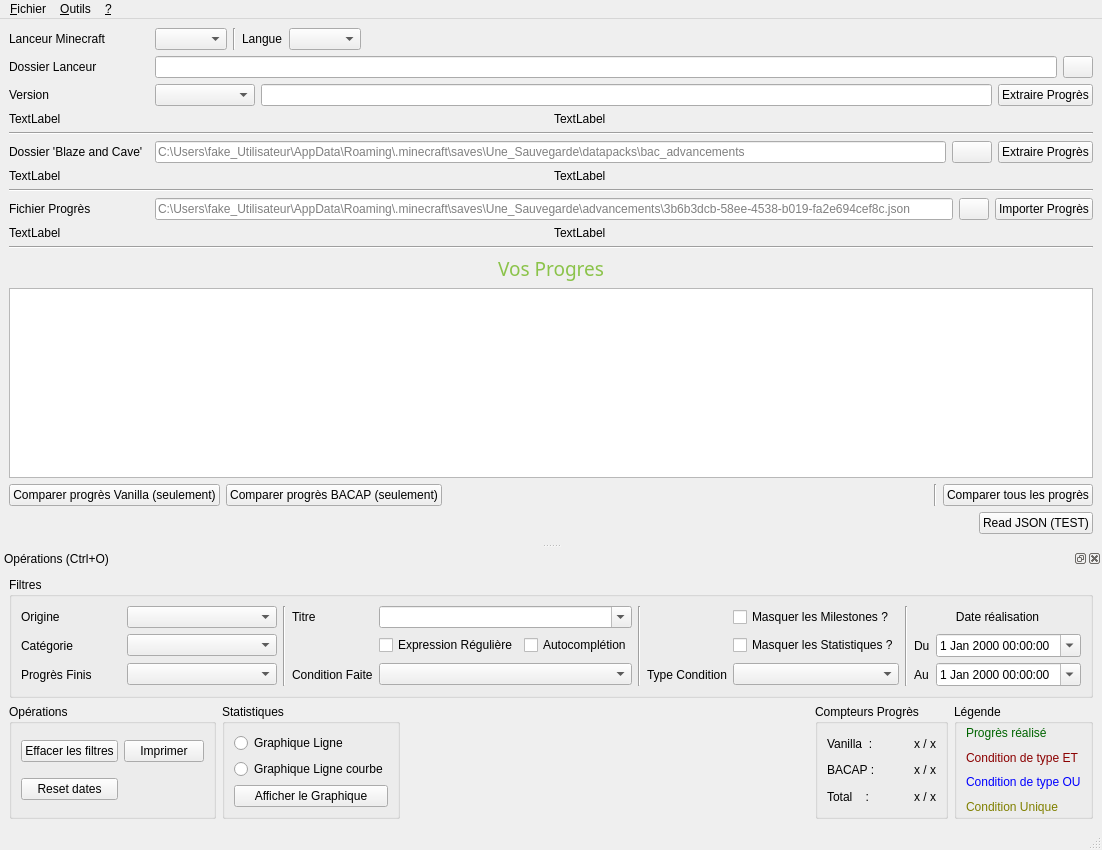
The window that Minecraft_Advancements/frm_principale.ui (Chucky2401/Minecraft-Advancements) describes before a commit, drawn with Qt 5.
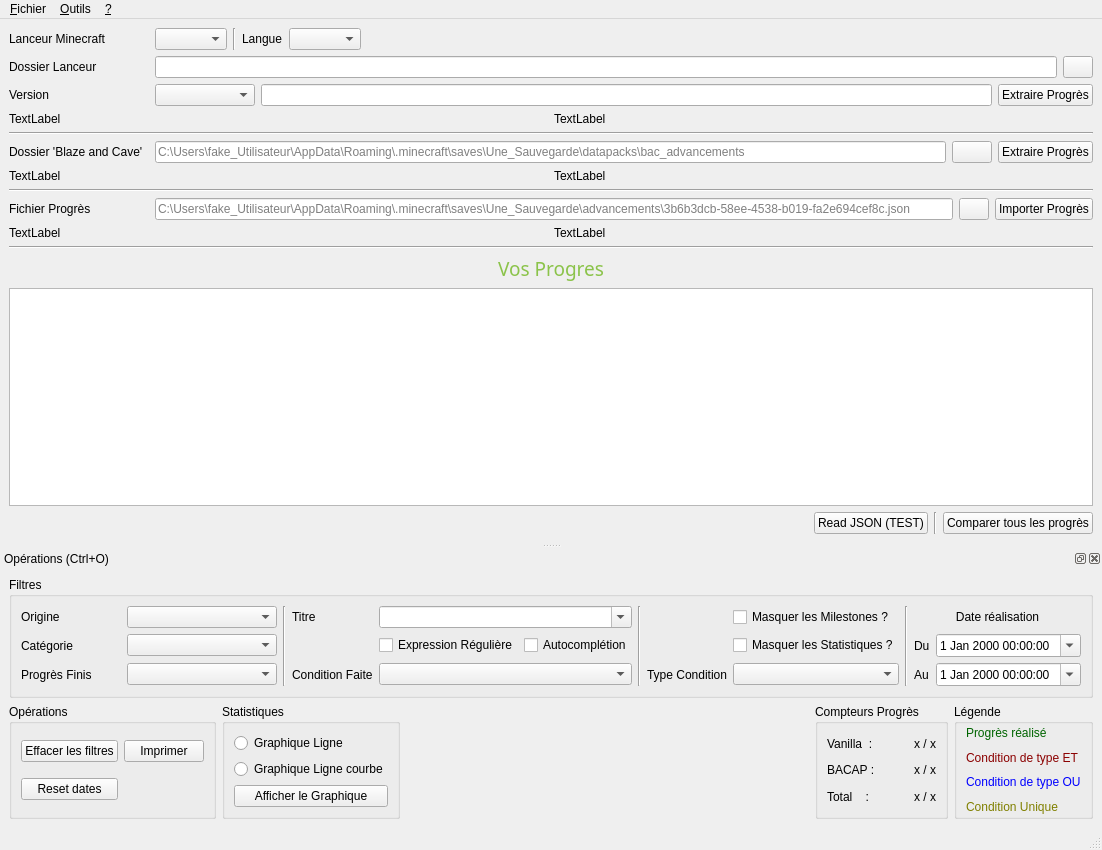
The same window after the commit. Icons and pictures are not drawn.

Commit message:
Chargement progrès
Tous les progrès sont affichés dès le départ

```diff
--- a/Minecraft_Advancements/frm_principale.ui
+++ b/Minecraft_Advancements/frm_principale.ui
@@ -6,7 +6,7 @@
    <rect>
     <x>0</x>
     <y>0</y>
-    <width>1000</width>
+    <width>1007</width>
     <height>850</height>
    </rect>
   </property>
@@ -433,20 +433,6 @@
       <property name="topMargin">
        <number>0</number>
       </property>
-      <item>
-       <widget class="QPushButton" name="qpbReadJSONsVanilla">
-        <property name="text">
-         <string>Comparer progrès Vanilla (seulement)</string>
-        </property>
-       </widget>
-      </item>
-      <item>
-       <widget class="QPushButton" name="qpbReadJSONsBlazeandcave">
-        <property name="text">
-         <string>Comparer progrès BACAP (seulement)</string>
-        </property>
-       </widget>
-      </item>
       <item>
        <spacer name="horizontalSpacer_4">
         <property name="orientation">
@@ -460,6 +446,13 @@
         </property>
        </spacer>
       </item>
+      <item>
+       <widget class="QPushButton" name="qpbReadJSON">
+        <property name="text">
+         <string>Read JSON (TEST)</string>
+        </property>
+       </widget>
+      </item>
       <item>
        <widget class="Line" name="line_5">
         <property name="orientation">
@@ -476,33 +469,6 @@
       </item>
      </layout>
     </item>
-    <item>
-     <layout class="QHBoxLayout" name="horizontalLayout_3">
-      <property name="topMargin">
-       <number>0</number>
-      </property>
-      <item>
-       <spacer name="horizontalSpacer">
-        <property name="orientation">
-         <enum>Qt::Horizontal</enum>
-        </property>
-        <property name="sizeHint" stdset="0">
-         <size>
-          <width>40</width>
-          <height>20</height>
-         </size>
-        </property>
-       </spacer>
-      </item>
-      <item>
-       <widget class="QPushButton" name="qpbReadJSON">
-        <property name="text">
-         <string>Read JSON (TEST)</string>
-        </property>
-       </widget>
-      </item>
-     </layout>
-    </item>
    </layout>
   </widget>
   <widget class="QMenuBar" name="qmbMenuPrincipal">
```
Left out of the diff: 2 changed lines with no effect on the pictures. The commit also changes 28 other files.
